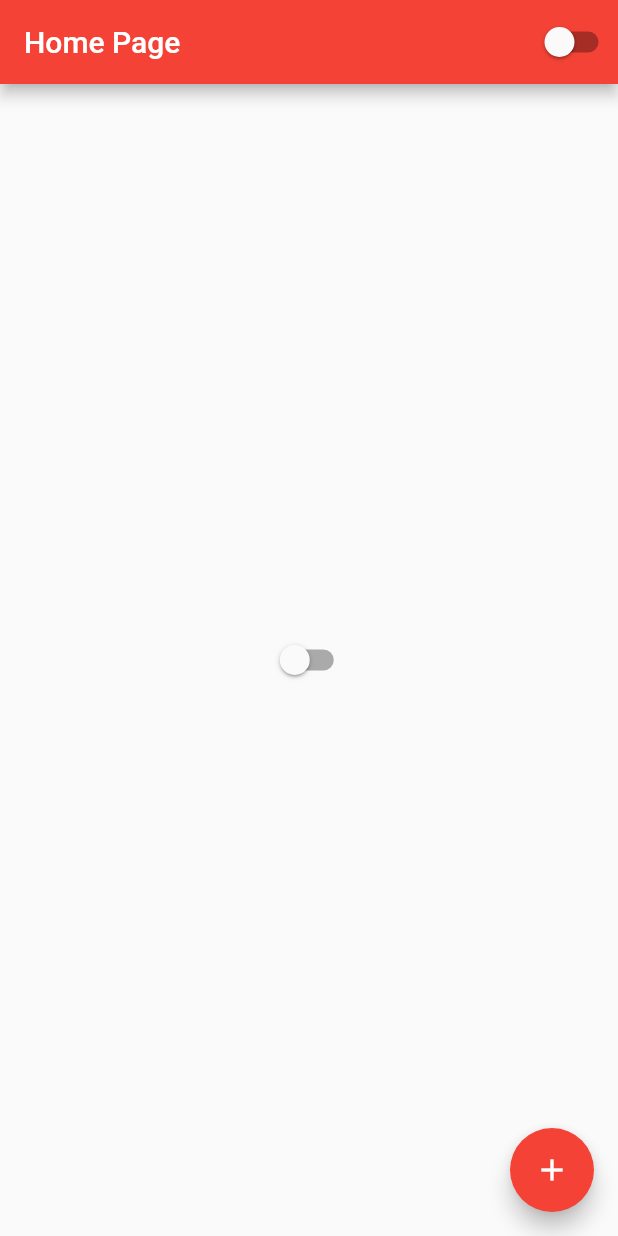
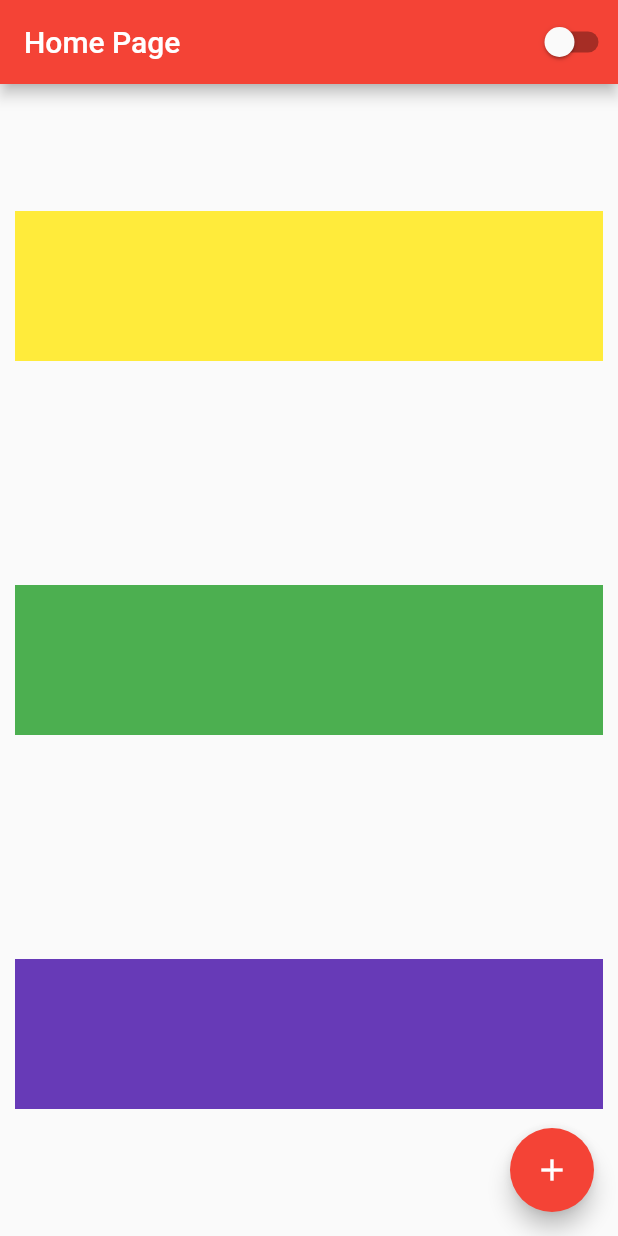
Before and after one commit to lgustavosoftwareengineer/flutter-studys, a Flutter app: the screen it shows after launch, on a phone screen of 412 x 824 dp. Run offline on Flutter 3.47's test engine with Material 2 defaults, Android fonts, the phone set to English and light mode, and no system bars.

Commit message:
#14 - Columns

```diff
--- a/lib/src/home_page.dart
+++ b/lib/src/home_page.dart
@@ -27,15 +27,19 @@ class HomePageState extends State<HomePage> {
           )
         ],
       ),
-      body: Center(
-        child: CustomSwitch(
-        value: isTrue,
-        onChanged: (value) {
-          setState(() {
-            isTrue = value;
-          });
-        },
-      )),
+      body: Container(
+        width: double.infinity,
+        height: double.infinity,
+        padding: const EdgeInsets.all(10),
+        child: Column(
+          mainAxisAlignment: MainAxisAlignment.spaceAround,
+          crossAxisAlignment: CrossAxisAlignment.stretch,
+          children: [
+            Block(color: Colors.yellow),
+            Block(color: Colors.green),
+            Block(color: Colors.deepPurple)
+          ]),
+      ),
       floatingActionButton: FloatingActionButton(
         child: Icon(Icons.add),
         onPressed: () {
@@ -47,3 +51,18 @@ class HomePageState extends State<HomePage> {
     );
   }
 }
+
+
+class Block extends StatelessWidget {
+  final Color color;
+  const Block({Key key, this.color}) : super(key: key);
+
+  @override
+  Widget build(BuildContext context) {
+    return Container(
+      width: 100,
+      height: 100,
+      color: color,
+    );
+  }
+}
```
